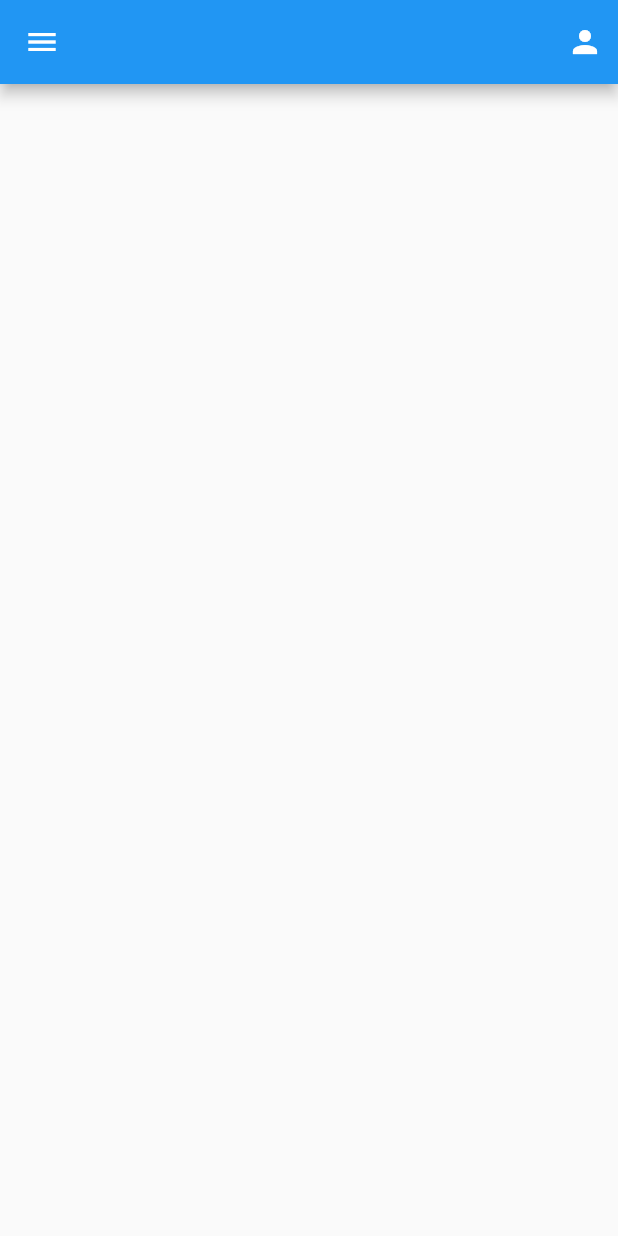
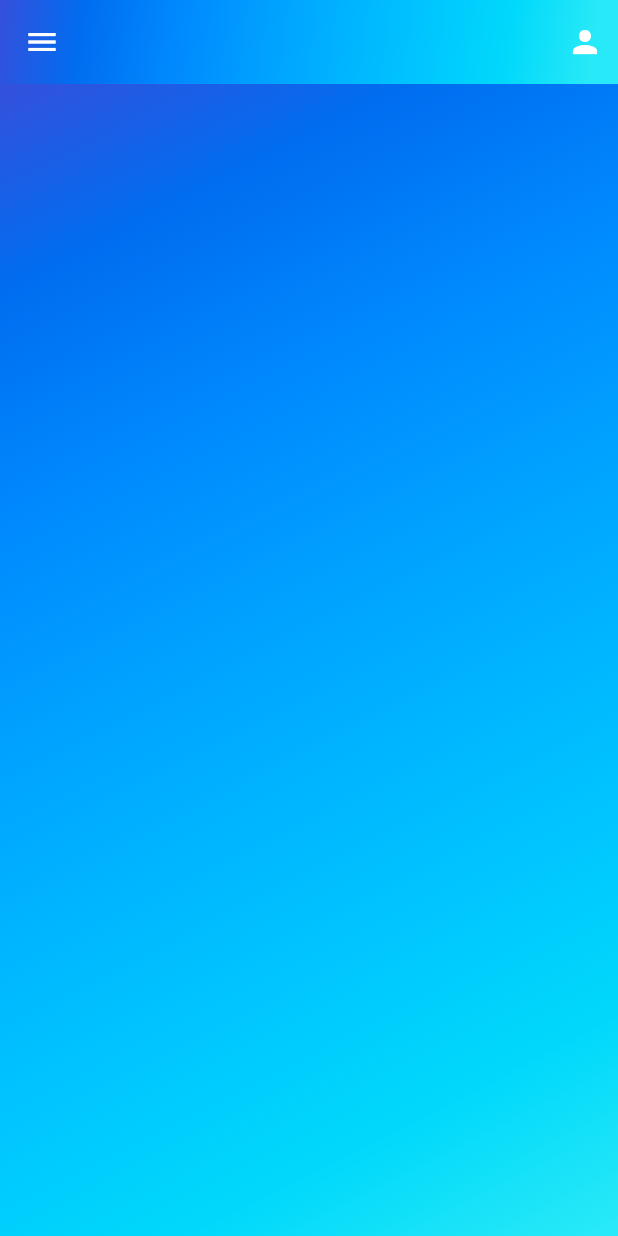
Before and after one commit to odaniel9896/questions_app, a Flutter app: the screen it shows after launch, on a phone screen of 412 x 824 dp. Run offline on Flutter 3.47's test engine with Material 2 defaults, Android fonts, the phone set to English and light mode, and no system bars.

```diff
--- /dev/null
+++ b/lib/ui/components/components.dart
@@ -0,0 +1 @@
+export 'gradient/custom_linear_gradient.dart';
--- /dev/null
+++ b/lib/ui/components/gradient/custom_linear_gradient.dart
@@ -0,0 +1,25 @@
+import 'package:flutter/material.dart';
+
+class CustomLinearGradient extends StatelessWidget {
+  final List<Color> colors;
+  final AlignmentGeometry begin;
+  final AlignmentGeometry end;
+
+  const CustomLinearGradient(
+      {super.key,
+      required this.colors,
+      required this.begin,
+      required this.end});
+
+  @override
+  Widget build(BuildContext context) {
+    return Container(
+      decoration: BoxDecoration(
+          gradient: LinearGradient(
+        begin: begin,
+        end: end,
+        colors: colors,
+      )),
+    );
+  }
+}
--- a/lib/ui/pages/home/home_page.dart
+++ b/lib/ui/pages/home/home_page.dart
@@ -1,4 +1,6 @@
 import 'package:flutter/material.dart';
+import 'package:questions_app/ui/components/components.dart';
+import 'package:questions_app/ui/themes/app_colors.dart';
 
 class HomePage extends StatefulWidget {
   const HomePage({super.key});
@@ -9,15 +11,22 @@ class HomePage extends StatefulWidget {
 
 class _HomePageState extends State<HomePage> {
   final GlobalKey<ScaffoldState> _scaffoldKey = GlobalKey<ScaffoldState>();
-
   @override
   Widget build(BuildContext context) {
+    final Size size = MediaQuery.of(context).size;
+
     return Scaffold(
       key: _scaffoldKey,
       drawer: const Drawer(
         backgroundColor: Colors.blue,
       ),
       appBar: AppBar(
+        flexibleSpace: const CustomLinearGradient(
+            begin: Alignment.topLeft,
+            end: Alignment(0.9, 1),
+            colors: AppColors.primaryGradient),
+        elevation: 0,
+        titleSpacing: 0,
         leading: IconButton(
           icon: const Icon(
             Icons.menu,
@@ -32,6 +41,19 @@ class _HomePageState extends State<HomePage> {
           )
         ],
       ),
+      body: Container(
+        width: size.width,
+        height: size.height,
+        decoration: const BoxDecoration(),
+        child: Stack(
+          children: const [
+            CustomLinearGradient(
+                begin: Alignment.topLeft,
+                end: Alignment(0.9, 1),
+                colors: AppColors.primaryGradient)
+          ],
+        ),
+      ),
     );
   }
 }
--- a/lib/ui/themes/app_colors.dart
+++ b/lib/ui/themes/app_colors.dart
@@ -1,14 +1,18 @@
 import 'package:flutter/material.dart';
 
 class AppColors {
-  static const primary = Color(0xFFFF941A);
-  static const secondary = Color(0xFF585666);
-  static const grey = Color(0xFF585666);
-  static const delete = Color(0xFFE83F5B);
-  static const heading = Color(0xFF585666);
-  static const body = Color(0xFF706E7A);
-  static const stroke = Color(0xFFE3E3E6);
-  static const shape = Color(0xFFFAFAFC);
-  static const background = Color(0xFFFFFFFF);
-  static const input = Color(0xFFB1B0B8);
+  static const primary = Color(0xFF3550DC);
+  static const dark = Color(0xFF333333);
+  static const gray = Color(0xFFD4D4D4);
+  static const white = Color(0xFFFFFFFF);
+  static const primaryGradient = <Color>[
+    Color(0xff3550DC),
+    Color(0xff006df0),
+    Color(0xff0086fd),
+    Color(0xff009dff),
+    Color(0xff00b2ff),
+    Color(0xff00c5ff),
+    Color(0xff00d8fb),
+    Color(0xff27e9f7),
+  ];
 }
```
